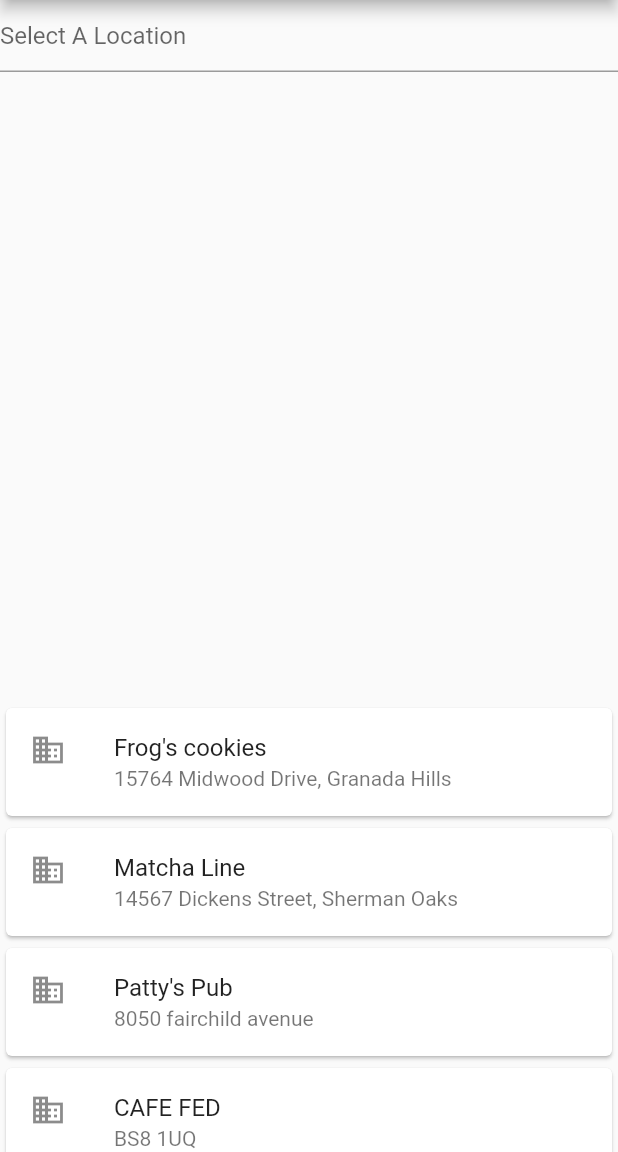
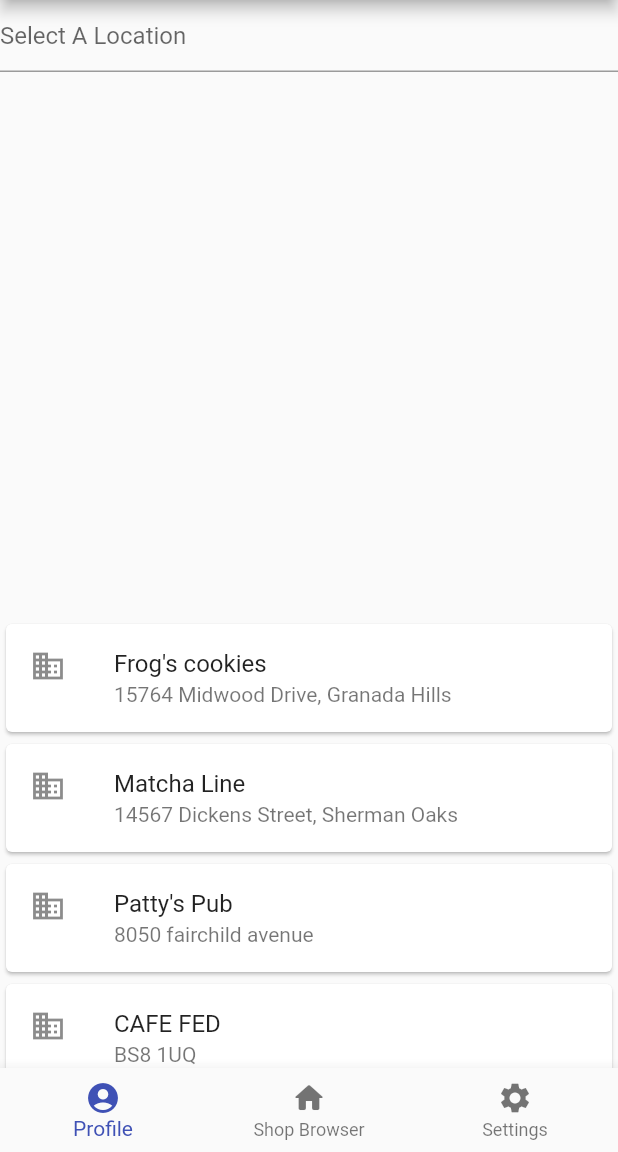
Before and after one commit to southwatertribe/bodega, a Flutter app: the screen it shows after launch, on a phone screen of 412 x 824 dp, the part 84-1236 px from its top. Run offline on Flutter 3.47's test engine with Material 2 defaults, Android fonts, the light colour scheme and no system bars.

Commit message:
Added bottom navigation bar widget

```diff
--- a/lib/main.dart
+++ b/lib/main.dart
@@ -10,7 +10,6 @@ void main() => runApp(const MyApp());
 
 class MyApp extends StatelessWidget {
   const MyApp({ Key? key }) : super(key: key);
-
   @override
   Widget build(BuildContext context) {
     return ChangeNotifierProvider(
@@ -29,22 +28,3 @@ class MyApp extends StatelessWidget {
     );
   }
 }
-
-
-
-
-class NearbyShopsList extends StatefulWidget {
-  const NearbyShopsList({ Key? key }) : super(key: key);
-
-  @override
-  _NearbyShopsListState createState() => _NearbyShopsListState();
-}
-
-class _NearbyShopsListState extends State<NearbyShopsList> {
-  @override
-  Widget build(BuildContext context) {
-    return Container(
-
-    );
-  }
-}
--- a/lib/screens/shop_browser.dart
+++ b/lib/screens/shop_browser.dart
@@ -2,6 +2,7 @@
 
 import 'package:flutter/material.dart';
 import '../widgets/near_by_shop_list.dart';
+import '../widgets/bottom_app_bar.dart';
 
 class ShopBrowser extends StatelessWidget {
   const ShopBrowser({ Key? key }) : super(key: key);
@@ -20,6 +21,7 @@ class ShopBrowser extends StatelessWidget {
             decoration: InputDecoration(hintText: 'Select A Location'),
           )),
           NearbyShopsList(),
+          BottomNavBar(),
         ],
       ),
     );
--- a/lib/screens/shop_profile.dart
+++ b/lib/screens/shop_profile.dart
@@ -8,11 +8,12 @@ class ShopProfile extends StatelessWidget {
   final String location;
 
   ShopProfile(this.shopName, this.location);
-
   @override
   Widget build(BuildContext context) {
     return Scaffold(
-      appBar: AppBar(),
+      appBar: AppBar(
+        title: const Text('Should correspond to tapped shop'),
+      ),
     );
   }
 }
--- /dev/null
+++ b/lib/widgets/bottom_app_bar.dart
@@ -0,0 +1,25 @@
+import 'package:flutter/material.dart';
+
+class BottomNavBar extends StatelessWidget {
+  const BottomNavBar({ Key? key }) : super(key: key);
+
+  @override
+  Widget build(BuildContext context) {
+    return BottomNavigationBar(
+      items: const <BottomNavigationBarItem>[
+          BottomNavigationBarItem(
+            icon: Icon(Icons.account_circle_rounded),
+            label: 'Profile',
+          ),
+          BottomNavigationBarItem(
+            icon: Icon(Icons.home_rounded),
+            label: 'Shop Browser',
+          ),
+          BottomNavigationBarItem(
+            icon: Icon(Icons.settings),
+            label: 'Settings',
+          ),
+        ],
+    );
+  }
+}
```
